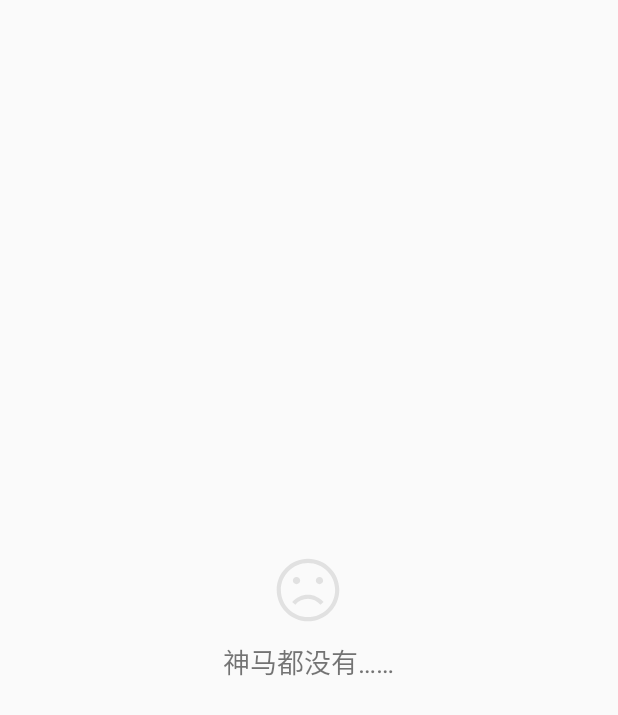
After one commit to wuxinxi/RefreshLibrary, an Android app: the layout layout_empty_view.xml on its own in the app's theme, with its tools: preview values and no code run, on a phone screen of 412 x 824 dp. The commit adds this screen. Shown: the top 715 px of the screen. Run offline under Robolectric (Android 15) with nearby library versions, the phone set to English and light mode, and no system bars.

Commit message:
添加新的控件

```diff
--- /dev/null
+++ b/TRefresh/src/main/res/drawable/ic_empty.xml
@@ -0,0 +1,9 @@
+<vector xmlns:android="http://schemas.android.com/apk/res/android"
+        android:width="48dp"
+        android:height="48dp"
+        android:viewportWidth="1024.0"
+        android:viewportHeight="1024.0">
+    <path
+        android:pathData="M512,126.3c212.7,0 385.7,173 385.7,385.7 0,212.7 -173,385.7 -385.7,385.7S126.3,724.7 126.3,512c0,-212.7 173,-385.7 385.7,-385.7M512,67C266.2,67 67,266.2 67,512s199.2,445 445,445 445,-199.2 445,-445S757.8,67 512,67zM348.8,326.6c-28.7,0 -51.9,23.2 -51.9,51.9s23.2,51.9 51.9,51.9 51.9,-23.2 51.9,-51.9 -23.2,-51.9 -51.9,-51.9zM675.2,326.6c-28.7,0 -51.9,23.2 -51.9,51.9s23.2,51.9 51.9,51.9c28.7,0 51.9,-23.2 51.9,-51.9s-23.2,-51.9 -51.9,-51.9zM733.2,681.9C674.5,616.3 593.9,578.8 512,578.8c-86.7,0 -168.8,37.8 -225.3,103.6l45,38.6C377,668.3 442.7,638.1 512,638.1c65,0 129.5,30.4 176.9,83.4l44.2,-39.6z"
+        android:fillColor="#E1E1E1"/>
+</vector>
--- /dev/null
+++ b/TRefresh/src/main/res/drawable/net_error_loading_selector.xml
@@ -0,0 +1,5 @@
+<?xml version="1.0" encoding="utf-8"?>
+<selector xmlns:android="http://schemas.android.com/apk/res/android">
+    <item android:drawable="@drawable/msg_ic_loading_sel" android:state_pressed="true"/>
+    <item android:drawable="@drawable/msg_ic_loading"/>
+</selector>
--- /dev/null
+++ b/TRefresh/src/main/res/layout/layout_empty_view.xml
@@ -0,0 +1,15 @@
+<?xml version="1.0" encoding="utf-8"?>
+<LinearLayout xmlns:android="http://schemas.android.com/apk/res/android"
+    android:layout_width="match_parent"
+    android:layout_height="match_parent"
+    android:gravity="center"
+    android:orientation="vertical">
+
+    <TextView
+        android:layout_width="wrap_content"
+        android:layout_height="wrap_content"
+        android:drawablePadding="10dp"
+        android:drawableTop="@drawable/ic_empty"
+        android:text="@string/data_empty"
+        android:textSize="@dimen/dp_18" />
+</LinearLayout>
--- a/TRefresh/src/main/res/layout/layout_refresh_load_view.xml
+++ b/TRefresh/src/main/res/layout/layout_refresh_load_view.xml
@@ -8,4 +8,6 @@
             android:id="@+id/recyclerView"
             android:layout_width="match_parent"
             android:layout_height="match_parent" />
+
+
     </android.support.v4.widget.SwipeRefreshLayout>
--- a/TRefresh/src/main/res/values/strings.xml
+++ b/TRefresh/src/main/res/values/strings.xml
@@ -22,4 +22,6 @@
     <string name="text_day_ago">天前</string>
     <string name="text_month_ago">月前</string>
     <string name="text_year_ago">年前</string>
+
+    <string name="data_empty">神马都没有……</string>
 </resources>
--- a/app/build.gradle
+++ b/app/build.gradle
@@ -26,8 +26,8 @@ dependencies {
     androidTestCompile('com.android.support.test.espresso:espresso-core:2.2.2', {
         exclude group: 'com.android.support', module: 'support-annotations'
     })
+    compile project(':TRefresh')
     compile 'com.android.support:appcompat-v7:25.3.1'
     compile 'com.android.support.constraint:constraint-layout:1.0.2'
     testCompile 'junit:junit:4.12'
-    compile project(':TRefresh')
 }
--- a/app/src/main/AndroidManifest.xml
+++ b/app/src/main/AndroidManifest.xml
@@ -9,13 +9,14 @@
         android:roundIcon="@mipmap/ic_launcher_round"
         android:supportsRtl="true"
         android:theme="@style/AppTheme">
-        <activity android:name="com.wxx.MainActivity">
+        <activity android:name=".Main2Activity">
             <intent-filter>
                 <action android:name="android.intent.action.MAIN" />
 
                 <category android:name="android.intent.category.LAUNCHER" />
             </intent-filter>
         </activity>
+        <!--<activity android:name=".Main2Activity"></activity>-->
     </application>
 
 </manifest>
```
Also changed, not shown: TRefresh/src/main/java/com/wxx/refreshlibrary/iterfaces/OnRefreshListener.java (added, +10 -0 lines), TRefresh/src/main/java/com/wxx/refreshlibrary/recyclerView/PullRefreshAndLoadMoreView.java (+103 -3 lines), TRefresh/src/main/java/com/wxx/refreshlibrary/recyclerView/TRecyclerView.java (+4 -6 lines), TRefresh/src/main/res/layout/page_no_data.xml (added, +12 -0 lines), TRefresh/src/main/res/layout/pager_error.xml (added, +27 -0 lines), app/src/main/java/com/wxx/Main2Activity.java (added, +127 -0 lines), app/src/main/java/com/wxx/MainActivity.java (+10 -1 lines), app/src/main/res/layout/activity_main2.xml (added, +20 -0 lines), TRefresh/src/main/res/drawable-hdpi/msg_ic_data.png (added), TRefresh/src/main/res/drawable-hdpi/msg_ic_loading.png (added), TRefresh/src/main/res/drawable-hdpi/msg_ic_loading_sel.png (added), TRefresh/src/main/res/drawable-hdpi/msg_network.png (added). Lines whose indentation alone changed are shown as unchanged.
